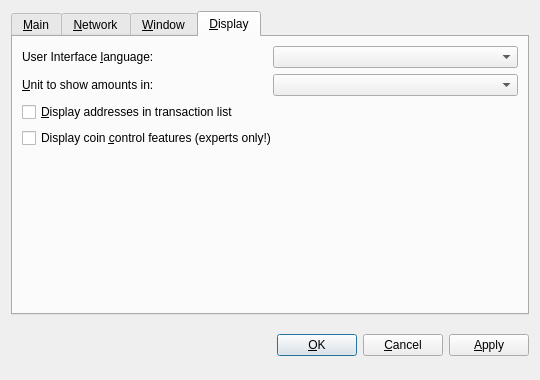
Before: the Qt Designer form src/qt/forms/optionsdialog.ui in LKRcoin/lkrcoin, drawn with Qt 5.
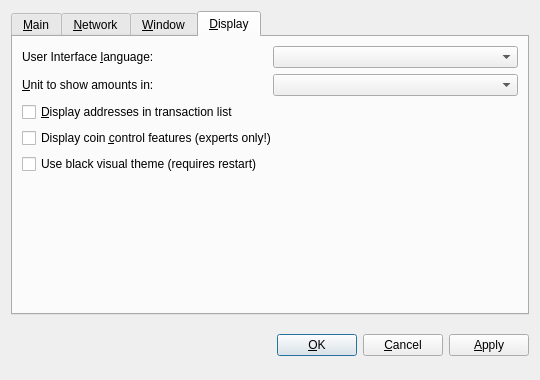
After: the same form once the commit is applied. The open tabs and pages were chosen to show the change. Custom widgets are drawn as their Qt base class.

```diff
--- a/src/qt/forms/optionsdialog.ui
+++ b/src/qt/forms/optionsdialog.ui
@@ -389,6 +389,13 @@
          </property>
         </widget>
        </item>
+       <item>
+        <widget class="QCheckBox" name="useBlackTheme">
+         <property name="text">
+          <string>Use black visual theme (requires restart)</string>
+         </property>
+        </widget>
+       </item>
        <item>
         <spacer name="verticalSpacer_Display">
          <property name="orientation">
```
